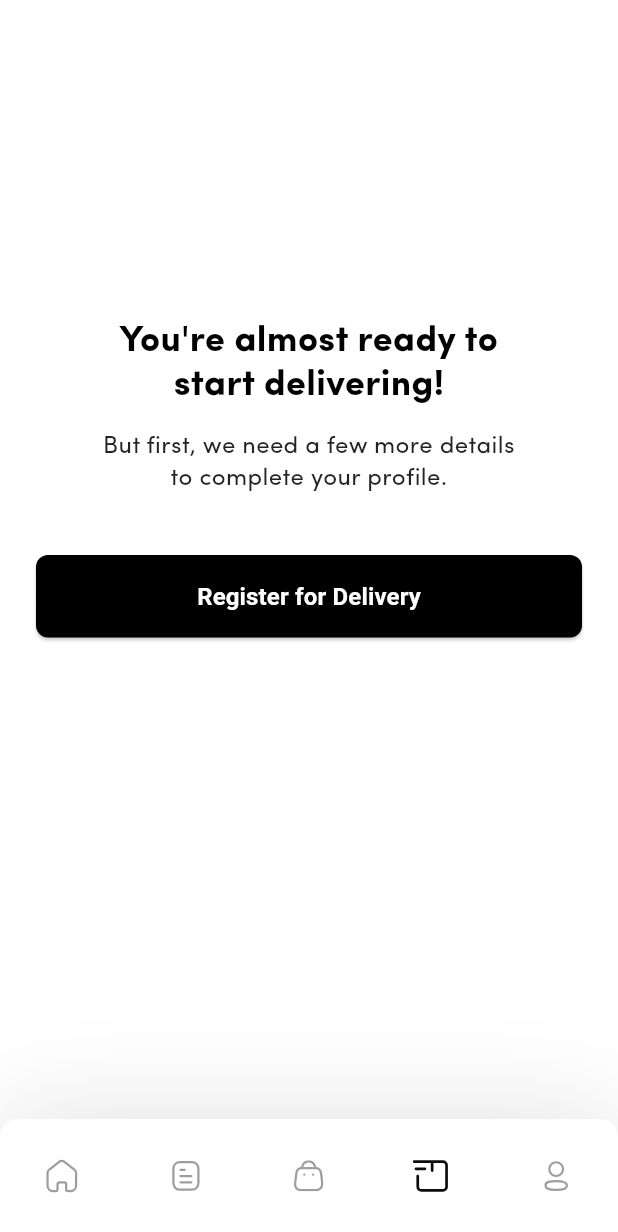
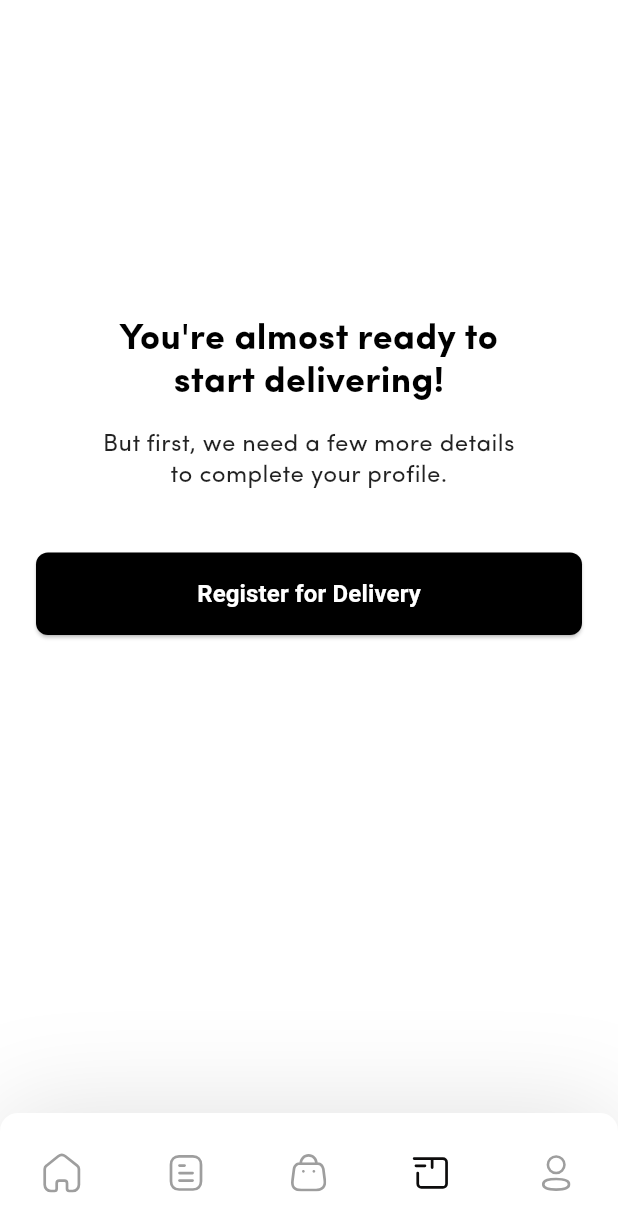
Before and after one commit to ezvent-app/campus-cravings, a Flutter app: the MainPage screen opened by its route, item 4 of the bottom bar chosen, on a phone screen of 412 x 824 dp. Shown: the top 1232 px of the screen. Run offline on Flutter 3.47's test engine with Material 3 defaults, Android fonts, the phone set to English and light mode, and no system bars; our stand-ins replace auto_route, cached_network_image, file_picker, fl_chart, flutter_image_compress, flutter_riverpod and 16 more; missing offline and left inert: camerawesome, custom_marker_builder, flutter_polyline_points, flutter_stripe, otp_pin_field; accounts and stored records are empty; network calls fail; project files that could hold a hidden picture were left out.

Commit message:
Increase height of the bottom tab bar and adjust scale for unselected tab icons

```diff
--- a/lib/src/ui/pages/main/main_page.dart
+++ b/lib/src/ui/pages/main/main_page.dart
@@ -31,7 +31,7 @@ class MainPage extends StatelessWidget {
                   boxShadow: [BoxShadow(color: Colors.black12, blurRadius: 60)],
                   borderRadius: BorderRadius.vertical(top: Radius.circular(12)),
                 ),
-                height: 78,
+                height: 82,
                 width: double.infinity,
                 child: TabBar(
                   indicatorColor: Colors.transparent,
@@ -91,7 +91,7 @@ class MainPage extends StatelessWidget {
         icon: ExcludeSemantics(
           child: AnimatedScale(
             duration: const Duration(milliseconds: 200),
-            scale: isSelected ? 1.2 : 1.0,
+            scale: isSelected ? 1.2 : 1.2,
             child: SvgAssets(
               image,
               color: isSelected
```
